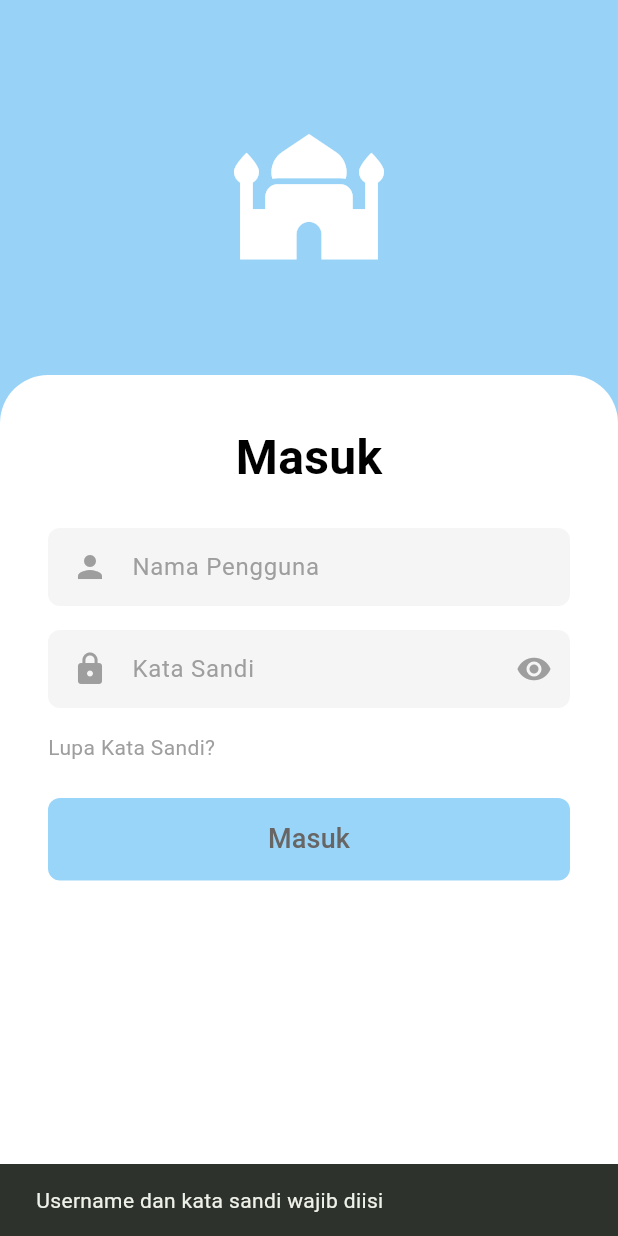
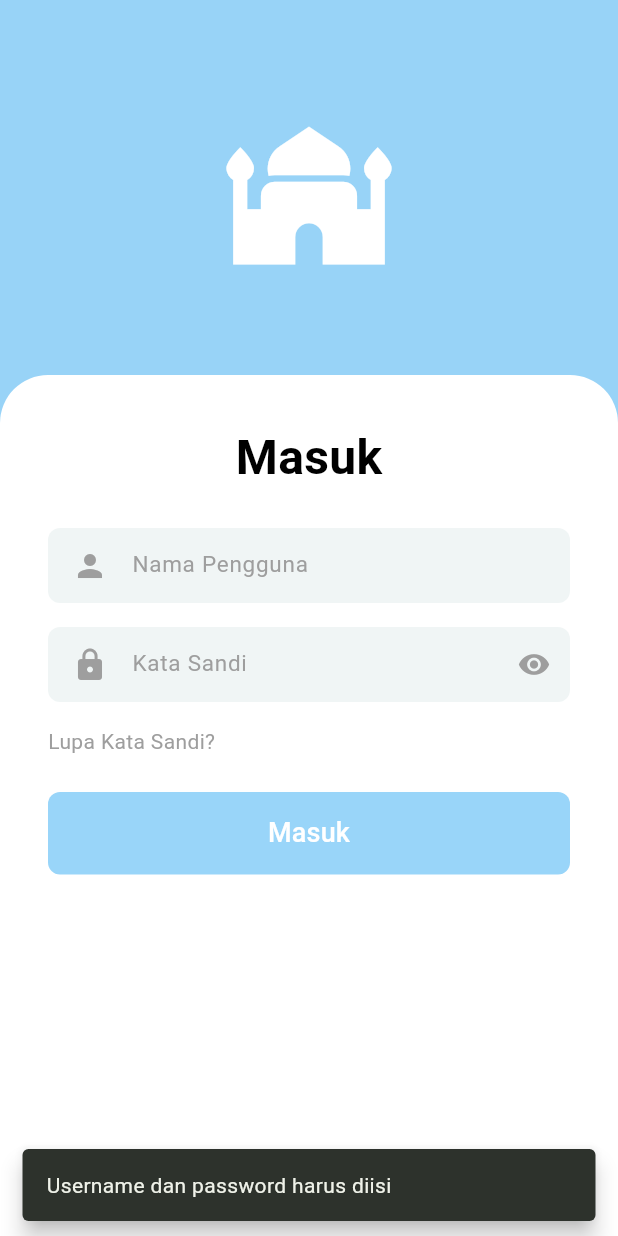
Before and after one commit to WafiqMy/Mas_Nur_Mobile, a Flutter app: the LoginPage screen opened by its route, after a tap on the "visibility off" icon, after a tap on "Masuk", on a phone screen of 412 x 824 dp. Run offline on Flutter 3.47's test engine with Material 3 defaults, Android fonts, the phone set to English and light mode, and no system bars; our stand-ins replace dio, image_picker, shared_preferences; accounts and stored records are empty; network calls fail.

Commit message:
fix(login): samakan tampilan & logika login persis Java Android
Tampilan:
- Background biru muda #98D3F7 full screen (colorBackground)
- Logo masjid icon 110dp putih, marginTop 60dp, height 150dp
- Card putih rounded atas (topLeft/topRight radius 32) mulai setelah logo
- Judul 'Masuk' 32sp bold center, marginBottom 24dp
- Input username: bg #F0F5F5 rounded, icon person 24dp grey, height 50dp
- Input password: icon lock + toggle eye kanan 40dp, marginEnd 12dp
- 'Lupa Kata Sandi?' grey align start, marginBottom 24dp
- Tombol Masuk: width full, height 55dp, bg #99D5F9, teks putih 18sp

Logika login (persis MasukActivity.java):
- Validasi kosong: 'Username dan password harus diisi'
- Password tidak di-trim (sama seperti Java)
- Handle response: status == 'success' -> simpan session -> Dashboard
- Handle error message dari server
- Handle network error: timeout, unknown host, generic
- Loading state: disable tombol + spinner putih
- Toast feedback di setiap kondisi

API:
- loginAdmin: form-urlencoded, validateStatus toleran, handle Map/String response

```diff
--- a/mas_nur_flutter/lib/core/api/app_api_service.dart
+++ b/mas_nur_flutter/lib/core/api/app_api_service.dart
@@ -22,8 +22,25 @@ class AppApiService {
     final response = await _dio.post(
       'login_admin1.php',
       data: {'username': username, 'password': password},
+      options: Options(
+        // Terima semua status code agar bisa parse error body sendiri
+        validateStatus: (status) => status != null && status < 600,
+        contentType: Headers.formUrlEncodedContentType,
+      ),
     );
-    return ApiStatusResponse.fromJson(response.data);
+    // Response bisa berupa Map atau String JSON
+    final data = response.data;
+    if (data is Map<String, dynamic>) {
+      return ApiStatusResponse.fromJson(data);
+    }
+    // Jika server mengembalikan string mentah
+    if (data is String) {
+      if (data.contains('success')) {
+        return ApiStatusResponse(status: 'success', message: 'Login berhasil');
+      }
+      return ApiStatusResponse(status: 'error', message: data);
+    }
+    return ApiStatusResponse(status: 'error', message: 'Response tidak dikenali');
   }
 
   static Future<UserProfileModel?> getUserProfile(String username) async {
--- a/mas_nur_flutter/lib/features/auth/login_page.dart
+++ b/mas_nur_flutter/lib/features/auth/login_page.dart
@@ -3,7 +3,11 @@ import 'package:mas_nur_flutter/core/api/app_api_service.dart';
 import 'package:mas_nur_flutter/core/session/app_session.dart';
 import 'package:mas_nur_flutter/features/auth/konfirmasi_email_page.dart';
 import 'package:mas_nur_flutter/features/dashboard/dashboard_page.dart';
-import 'package:mas_nur_flutter/shared/theme/app_theme.dart';
+
+// ─── Warna persis dari colors.xml ────────────────────────────────────────────
+const _bgColor     = Color(0xFF98D3F7); // colorBackground
+const _btnColor    = Color(0xFF99D5F9); // bg_button_login
+const _inputBg     = Color(0xFFF0F5F5); // bg_input_field (abu sangat terang)
 
 class LoginPage extends StatefulWidget {
   const LoginPage({super.key});
@@ -26,72 +30,105 @@ class _LoginPageState extends State<LoginPage> {
     super.dispose();
   }
 
+  // ─── Login logic persis MasukActivity.java ──────────────────────────────────
   Future<void> _login() async {
-    if (_usernameCtrl.text.trim().isEmpty || _passwordCtrl.text.trim().isEmpty) {
-      _showSnack('Username dan kata sandi wajib diisi');
+    final username = _usernameCtrl.text.trim();
+    final password = _passwordCtrl.text; // no trim — sama seperti Java
+
+    if (username.isEmpty || password.isEmpty) {
+      _toast('Username dan password harus diisi');
       return;
     }
+
     setState(() => _loading = true);
+
     try {
-      final result = await AppApiService.loginAdmin(
-        _usernameCtrl.text.trim(),
-        _passwordCtrl.text.trim(),
-      );
+      final result = await AppApiService.loginAdmin(username, password);
+
       if (!mounted) return;
+
       if (result.status == 'success') {
-        await AppSession.saveUsername(_usernameCtrl.text.trim());
+        // Simpan username ke session (SharedPreferences)
+        await AppSession.saveUsername(username);
         if (!mounted) return;
+        _toast('Login berhasil sebagai admin');
         Navigator.pushReplacementNamed(context, DashboardPage.routeName);
       } else {
-        _showSnack(result.message.isEmpty ? 'Login gagal' : result.message);
+        final msg = result.message.isNotEmpty ? result.message : 'Login gagal';
+        _toast(msg);
       }
-    } catch (_) {
-      if (mounted) _showSnack('Gagal terhubung ke server');
+    } on Exception catch (e) {
+      if (!mounted) return;
+      final msg = e.toString();
+      if (msg.contains('SocketException') || msg.contains('UnknownHost')) {
+        _toast('Domain tidak ditemukan. Periksa URL server.');
+      } else if (msg.contains('timeout') || msg.contains('TimeoutException')) {
+        _toast('Waktu koneksi habis. Periksa server atau jaringan.');
+      } else {
+        _toast('Gagal terhubung ke server');
+      }
     } finally {
       if (mounted) setState(() => _loading = false);
     }
   }
 
-  void _showSnack(String msg) =>
-      ScaffoldMessenger.of(context).showSnackBar(SnackBar(content: Text(msg)));
+  void _toast(String msg) {
+    ScaffoldMessenger.of(context)
+      ..hideCurrentSnackBar()
+      ..showSnackBar(SnackBar(
+        content: Text(msg),
+        behavior: SnackBarBehavior.floating,
+        duration: const Duration(seconds: 3),
+      ));
+  }
 
   @override
   Widget build(BuildContext context) {
     return Scaffold(
+      // Tidak ada AppBar — full screen seperti Java
       body: Container(
         width: double.infinity,
         height: double.infinity,
-        // Background biru muda (#98D3F7) seperti colorBackground
-        color: kColorBackground,
+        color: _bgColor, // background biru muda
         child: Column(
           children: [
-            // ── Logo Masjid (atas, margin 60dp) ──────────────────────────────
+            // ── Logo Masjid ─────────────────────────────────────────────────
+            // marginTop 60dp, height 150dp, marginStart/End 32dp
             const SizedBox(height: 60),
-            SizedBox(
-              height: 150,
-              child: Center(
-                child: Icon(Icons.mosque, size: 100, color: Colors.white),
+            Padding(
+              padding: const EdgeInsets.symmetric(horizontal: 32),
+              child: SizedBox(
+                height: 150,
+                child: Center(
+                  child: Icon(
+                    Icons.mosque,
+                    size: 110,
+                    color: Colors.white,
+                  ),
+                ),
               ),
             ),
+            // marginTop 40dp sebelum card
             const SizedBox(height: 40),
 
-            // ── Form card putih rounded atas (bg_card_top_rounded) ───────────
+            // ── Card putih rounded atas (bg_card_top_rounded) ───────────────
             Expanded(
               child: Container(
                 width: double.infinity,
                 decoration: const BoxDecoration(
-                  color: kColorWhite,
+                  color: Colors.white,
                   borderRadius: BorderRadius.only(
                     topLeft: Radius.circular(32),
                     topRight: Radius.circular(32),
                   ),
                 ),
-                padding: const EdgeInsets.all(32),
                 child: SingleChildScrollView(
+                  padding: const EdgeInsets.all(32),
                   child: Column(
                     crossAxisAlignment: CrossAxisAlignment.start,
                     children: [
-                      // Judul "Masuk"
+                      // ── Judul "Masuk" ──────────────────────────────────────
+                      // textSize 32sp, bold, center, marginBottom 24dp
                       const Center(
                         child: Text(
                           'Masuk',
@@ -104,108 +141,75 @@ class _LoginPageState extends State<LoginPage> {
                       ),
                       const SizedBox(height: 24),
 
-                      // Input Username
-                      Container(
-                        decoration: BoxDecoration(
-                          color: kColorInputBg,
-                          borderRadius: BorderRadius.circular(kInputRadius),
-                        ),
-                        child: Row(
-                          children: [
-                            const Padding(
-                              padding: EdgeInsets.only(left: 16),
-                              child: Icon(Icons.person, color: Colors.grey, size: 24),
-                            ),
-                            Expanded(
-                              child: TextField(
-                                controller: _usernameCtrl,
-                                decoration: const InputDecoration(
-                                  hintText: 'Nama Pengguna',
-                                  hintStyle: TextStyle(color: Colors.grey),
-                                  border: InputBorder.none,
-                                  contentPadding: EdgeInsets.symmetric(
-                                    horizontal: 16, vertical: 14),
-                                ),
-                              ),
-                            ),
-                          ],
-                        ),
+                      // ── Input Username ─────────────────────────────────────
+                      // bg_input_field: rounded, abu terang
+                      // icon person (24dp, grey) + EditText height 50dp
+                      _InputField(
+                        controller: _usernameCtrl,
+                        hint: 'Nama Pengguna',
+                        icon: Icons.person,
+                        keyboardType: TextInputType.text,
+                        textInputAction: TextInputAction.next,
                       ),
                       const SizedBox(height: 16),
 
-                      // Input Kata Sandi
-                      Container(
-                        decoration: BoxDecoration(
-                          color: kColorInputBg,
-                          borderRadius: BorderRadius.circular(kInputRadius),
-                        ),
-                        child: Row(
-                          children: [
-                            const Padding(
-                              padding: EdgeInsets.only(left: 16),
-                              child: Icon(Icons.lock, color: Colors.grey, size: 24),
-                            ),
-                            Expanded(
-                              child: TextField(
-                                controller: _passwordCtrl,
-                                obscureText: _obscure,
-                                decoration: const InputDecoration(
-                                  hintText: 'Kata Sandi',
-                                  hintStyle: TextStyle(color: Colors.grey),
-                                  border: InputBorder.none,
-                                  contentPadding: EdgeInsets.symmetric(
-                                    horizontal: 16, vertical: 14),
-                                ),
-                              ),
-                            ),
-                            IconButton(
-                              icon: Icon(
-                                _obscure ? Icons.visibility_off : Icons.visibility,
-                                color: Colors.grey,
-                              ),
-                              onPressed: () => setState(() => _obscure = !_obscure),
-                            ),
-                          ],
-                        ),
+                      // ── Input Kata Sandi ───────────────────────────────────
+                      // icon lock + toggle eye kanan (40dp)
+                      _PasswordField(
+                        controller: _passwordCtrl,
+                        obscure: _obscure,
+                        onToggle: () => setState(() => _obscure = !_obscure),
+                        onSubmitted: (_) => _login(),
                       ),
                       const SizedBox(height: 16),
 
-                      // Lupa Kata Sandi
+                      // ── Lupa Kata Sandi ────────────────────────────────────
+                      // textColor darker_gray, align start, marginBottom 24dp
                       GestureDetector(
                         onTap: () => Navigator.pushNamed(
                             context, KonfirmasiEmailPage.routeName),
                         child: const Text(
                           'Lupa Kata Sandi?',
-                          style: TextStyle(color: Colors.grey),
+                          style: TextStyle(
+                            color: Colors.grey,
+                            fontSize: 14,
+                          ),
                         ),
                       ),
                       const SizedBox(height: 24),
 
-                      // Tombol Masuk
+                      // ── Tombol Masuk ───────────────────────────────────────
+                      // width match_parent, height 55dp, bg_button_login
+                      // textColor white, textSize 18sp, textAllCaps false
                       SizedBox(
                         width: double.infinity,
                         height: 55,
                         child: ElevatedButton(
                           onPressed: _loading ? null : _login,
                           style: ElevatedButton.styleFrom(
-                            backgroundColor: kColorButton,
-                            foregroundColor: kColorTextButton,
+                            backgroundColor: _btnColor,
+                            foregroundColor: Colors.white,
+                            disabledBackgroundColor: _btnColor.withAlpha(153),
                             shape: RoundedRectangleBorder(
-                              borderRadius: BorderRadius.circular(kButtonRadius),
+                              borderRadius: BorderRadius.circular(8),
                             ),
                             elevation: 0,
                           ),
                           child: _loading
                               ? const SizedBox(
-                                  width: 22,
-                                  height: 22,
-                                  child: CircularProgressIndicator(strokeWidth: 2),
+                                  width: 24,
+                                  height: 24,
+                                  child: CircularProgressIndicator(
+                                    strokeWidth: 2.5,
+                                    color: Colors.white,
+                                  ),
                                 )
                               : const Text(
                                   'Masuk',
                                   style: TextStyle(
                                     fontSize: 18,
                                     fontWeight: FontWeight.w500,
+                                    color: Colors.white,
                                   ),
                                 ),
                         ),
@@ -221,3 +225,125 @@ class _LoginPageState extends State<LoginPage> {
     );
   }
 }
+
+// ─── Widget input field bergaya bg_input_field ────────────────────────────────
+class _InputField extends StatelessWidget {
+  const _InputField({
+    required this.controller,
+    required this.hint,
+    required this.icon,
+    this.keyboardType = TextInputType.text,
+    this.textInputAction = TextInputAction.done,
+  });
+
+  final TextEditingController controller;
+  final String hint;
+  final IconData icon;
+  final TextInputType keyboardType;
+  final TextInputAction textInputAction;
+
+  @override
+  Widget build(BuildContext context) {
+    return Container(
+      height: 50,
+      decoration: BoxDecoration(
+        color: _inputBg,
+        borderRadius: BorderRadius.circular(8),
+      ),
+      child: Row(
+        children: [
+          // Icon 24dp, grey, marginStart 16dp
+          const SizedBox(width: 16),
+          Icon(icon, size: 24, color: Colors.grey),
+          // EditText: transparent bg, paddingStart/End 16dp
+          Expanded(
+            child: TextField(
+              controller: controller,
+              keyboardType: keyboardType,
+              textInputAction: textInputAction,
+              style: const TextStyle(fontSize: 15, color: Colors.black),
+              decoration: InputDecoration(
+                hintText: hint,
+                hintStyle: const TextStyle(color: Colors.grey),
+                border: InputBorder.none,
+                contentPadding: const EdgeInsets.symmetric(
+                  horizontal: 16,
+                  vertical: 0,
+                ),
+                isDense: true,
+              ),
+            ),
+          ),
+        ],
+      ),
+    );
+  }
+}
+
+// ─── Widget password field dengan toggle eye ──────────────────────────────────
+class _PasswordField extends StatelessWidget {
+  const _PasswordField({
+    required this.controller,
+    required this.obscure,
+    required this.onToggle,
+    this.onSubmitted,
+  });
+
+  final TextEditingController controller;
+  final bool obscure;
+  final VoidCallback onToggle;
+  final ValueChanged<String>? onSubmitted;
+
+  @override
+  Widget build(BuildContext context) {
+    return Container(
+      height: 50,
+      decoration: BoxDecoration(
+        color: _inputBg,
+        borderRadius: BorderRadius.circular(8),
+      ),
+      child: Row(
+        children: [
+          // Icon lock 24dp, grey, marginStart 16dp
+          const SizedBox(width: 16),
+          const Icon(Icons.lock, size: 24, color: Colors.grey),
+          // EditText password
+          Expanded(
+            child: TextField(
+              controller: controller,
+              obscureText: obscure,
+              textInputAction: TextInputAction.done,
+              onSubmitted: onSubmitted,
+              style: const TextStyle(fontSize: 15, color: Colors.black),
+              decoration: const InputDecoration(
+                hintText: 'Kata Sandi',
+                hintStyle: TextStyle(color: Colors.grey),
+                border: InputBorder.none,
+                contentPadding: EdgeInsets.symmetric(
+                  horizontal: 16,
+                  vertical: 0,
+                ),
+                isDense: true,
+              ),
+            ),
+          ),
+          // Toggle eye button — 40dp, marginEnd 12dp
+          SizedBox(
+            width: 40,
+            height: 40,
+            child: IconButton(
+              padding: EdgeInsets.zero,
+              icon: Icon(
+                obscure ? Icons.visibility_off : Icons.visibility,
+                color: Colors.grey,
+                size: 22,
+              ),
+              onPressed: onToggle,
+            ),
+          ),
+          const SizedBox(width: 4),
+        ],
+      ),
+    );
+  }
+}
```
